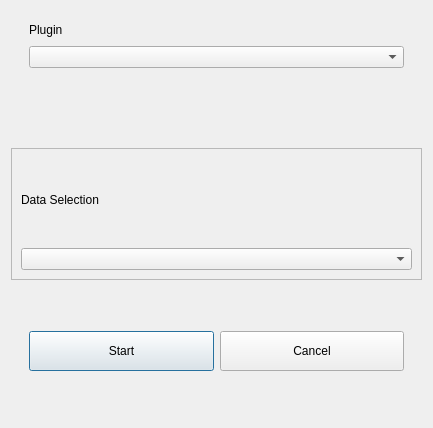
The window that mad_gui/qt_designer/load_from_plugin.ui (mad-lab-fau/mad-gui) describes before a commit, drawn with Qt 5.
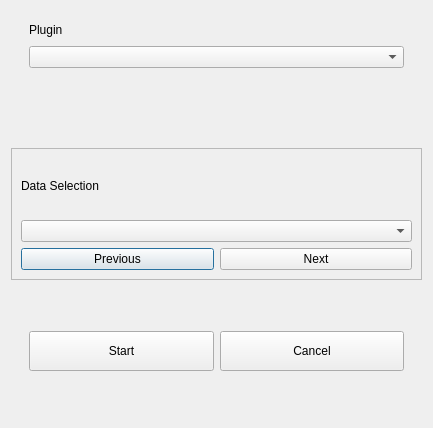
The same window after the commit.

Commit message: Fully implemented plugin loading with forward backwards buttons

```diff
--- a/mad_gui/qt_designer/load_from_plugin.ui
+++ b/mad_gui/qt_designer/load_from_plugin.ui
@@ -110,6 +110,24 @@
       <item>
        <widget class="QComboBox" name="combo_data"/>
       </item>
+      <item>
+       <layout class="QHBoxLayout" name="horizontalLayout_3">
+        <item>
+         <widget class="QPushButton" name="previousData">
+          <property name="text">
+           <string>Previous</string>
+          </property>
+         </widget>
+        </item>
+        <item>
+         <widget class="QPushButton" name="nextData">
+          <property name="text">
+           <string>Next</string>
+          </property>
+         </widget>
+        </item>
+       </layout>
+      </item>
      </layout>
     </widget>
    </item>
```
The commit also changes 6 other files.
